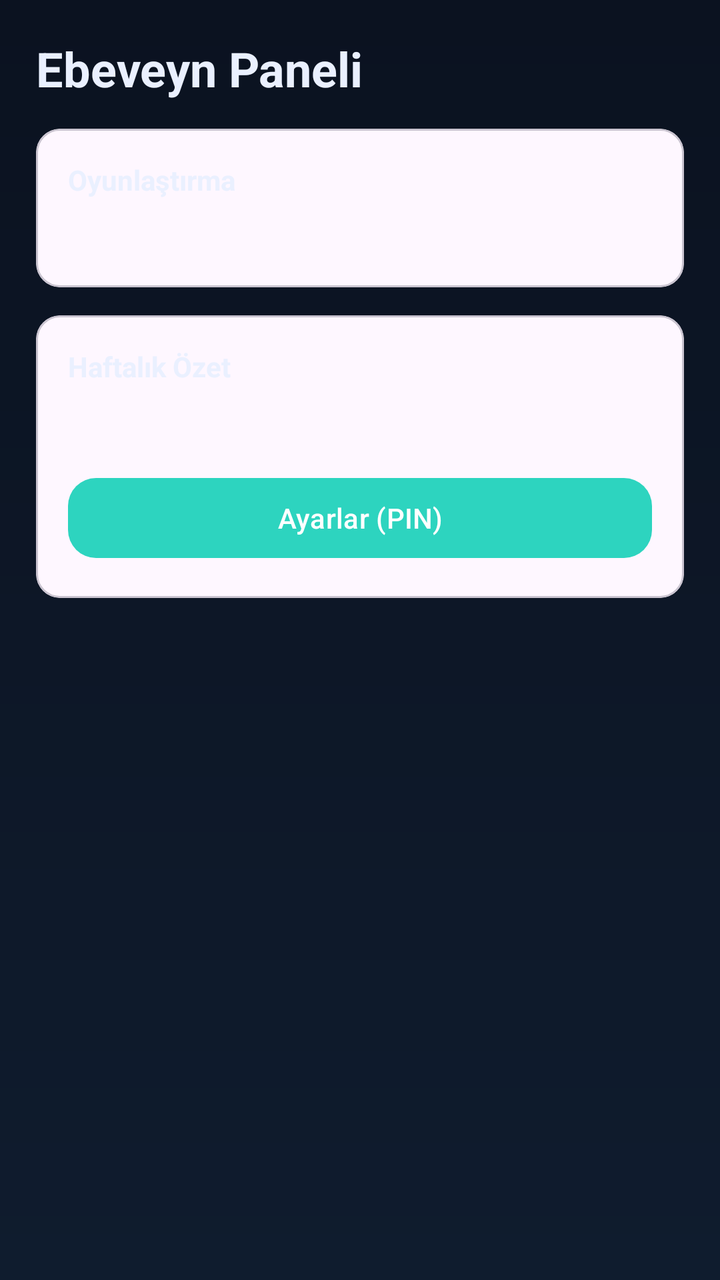
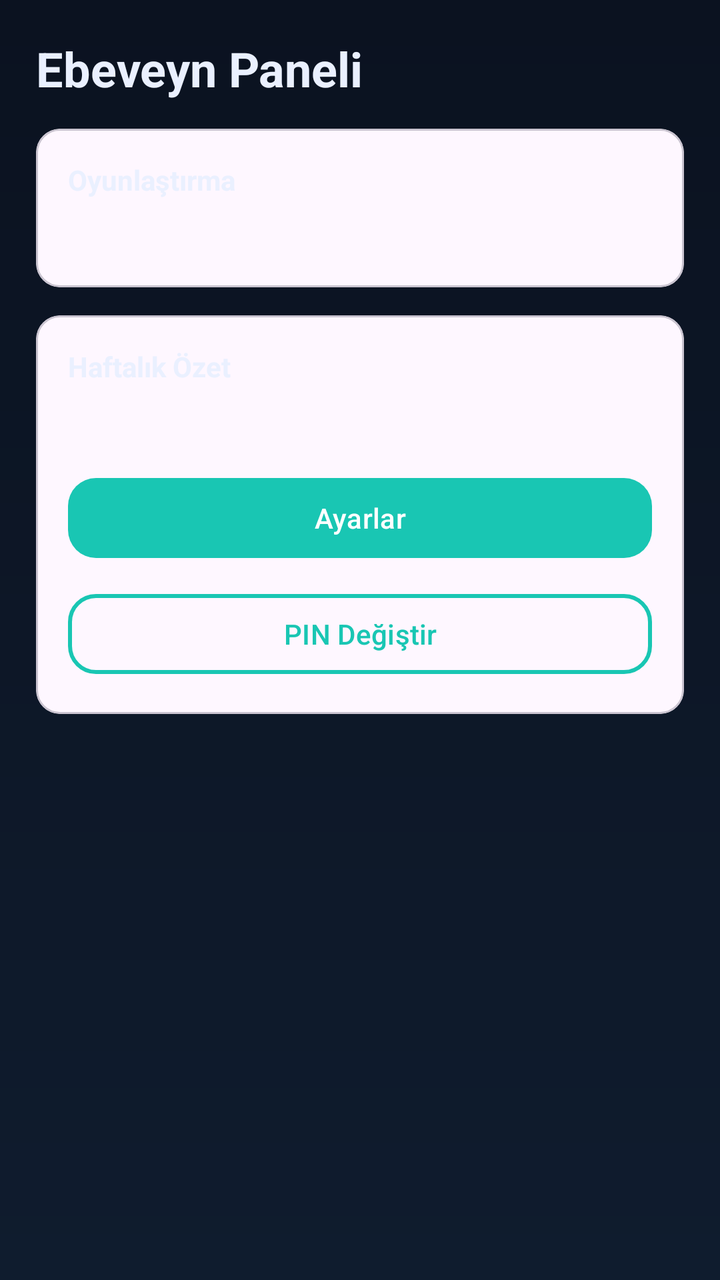

The first picture is an Android layout as it rendered before a commit; the second is the same layout after the commit. The layout source and the unified diff follow.
<!-- AndroidManifest.xml: application theme Theme.BrainBuddy -->
<!-- res/layout/activity_parent.xml -->
<?xml version="1.0" encoding="utf-8"?>
<ScrollView xmlns:android="http://schemas.android.com/apk/res/android"
    android:background="@drawable/bg_gradient"
    android:layout_width="match_parent"
    android:layout_height="match_parent"
    android:padding="18dp">

    <LinearLayout
        android:layout_width="match_parent"
        android:layout_height="wrap_content"
        android:orientation="vertical">

        <TextView
            android:text="@string/parent_title"
            android:textColor="@color/bb_text"
            android:textSize="24sp"
            android:textStyle="bold"
            android:layout_width="match_parent"
            android:layout_height="wrap_content" />

        <com.google.android.material.card.MaterialCardView
            style="@style/BB.Card"
            android:layout_width="match_parent"
            android:layout_height="wrap_content"
            android:layout_marginTop="14dp">

            <LinearLayout
                android:padding="16dp"
                android:layout_width="match_parent"
                android:layout_height="wrap_content"
                android:orientation="vertical">

                <TextView
                    android:text="Oyunlaştırma"
                    android:textColor="@color/bb_text"
                    android:textStyle="bold"
                    android:layout_width="match_parent"
                    android:layout_height="wrap_content"/>

                <TextView
                    android:id="@+id/gamificationSummary"
                    android:layout_marginTop="8dp"
                    android:textColor="@color/bb_text_muted"
                    android:textSize="15sp"
                    android:layout_width="match_parent"
                    android:layout_height="wrap_content" />
            </LinearLayout>
        </com.google.android.material.card.MaterialCardView>

        <com.google.android.material.card.MaterialCardView
            style="@style/BB.Card"
            android:layout_width="match_parent"
            android:layout_height="wrap_content"
            android:layout_marginTop="14dp">

            <LinearLayout
                android:padding="16dp"
                android:layout_width="match_parent"
                android:layout_height="wrap_content"
                android:orientation="vertical">

                <TextView
                    android:text="Haftalık Özet"
                    android:textColor="@color/bb_text"
                    android:textStyle="bold"
                    android:layout_width="match_parent"
                    android:layout_height="wrap_content"/>

                <TextView
                    android:id="@+id/weeklySummary"
                    android:layout_marginTop="8dp"
                    android:textColor="@color/bb_text_muted"
                    android:textSize="15sp"
                    android:layout_width="match_parent"
                    android:layout_height="wrap_content" />

                <Button
                    android:id="@+id/openSettings"
                    style="@style/BB.Button"
                    android:layout_marginTop="14dp"
                    android:text="Ayarlar (PIN)"
                    android:layout_width="match_parent"
                    android:layout_height="wrap_content" />
            </LinearLayout>
        </com.google.android.material.card.MaterialCardView>

    </LinearLayout>
</ScrollView>
<!-- resources referenced by this layout -->
<resources>
  <color name="bb_text">#EAF0FF</color>
  <color name="bb_text_muted">#A9B4D0</color>
  <!-- drawable bg_gradient (drawable) -->
  <?xml version="1.0" encoding="utf-8"?>
  <layer-list xmlns:android="http://schemas.android.com/apk/res/android">
      <item>
          <shape>
              <gradient
                  android:angle="270"
                  android:startColor="#0B1220"
                  android:endColor="#0F1C2E"/>
          </shape>
      </item>
  </layer-list>
  <string name="parent_title">Ebeveyn Paneli</string>
  <style name="BB.Button" parent="BBButton" />
  <style name="BB.Card">
          <item name="android:background">@drawable/bg_card</item>
          <item name="android:padding">16dp</item>
      </style>
  <style name="Theme.BrainBuddy" parent="Theme.Material3.DayNight.NoActionBar">
          
          <item name="colorPrimary">@color/bb_primary</item>
          <item name="colorOnPrimary">@color/white</item>
          <item name="colorSecondary">@color/bb_secondary</item>
          <item name="colorOnSecondary">@color/white</item>
          <item name="colorTertiary">@color/bb_tertiary</item>
          <item name="colorOnTertiary">@color/white</item>
  
          
          <item name="android:windowBackground">@color/bb_bg</item>
          <item name="android:textColorPrimary">@color/bb_text</item>
          <item name="android:textColorSecondary">@color/bb_text_muted</item>
      </style>
  <style name="BBButton" parent="Widget.Material3.Button">
          <item name="android:minHeight">48dp</item>
          <item name="cornerRadius">14dp</item>
          <item name="android:textAllCaps">false</item>
          <item name="android:textColor">@color/white</item>
          <item name="backgroundTint">@color/bb_primary</item>
      </style>
  <!-- drawable bg_card (drawable) -->
  <?xml version="1.0" encoding="utf-8"?>
  <shape xmlns:android="http://schemas.android.com/apk/res/android">
      <solid android:color="@color/bb_card"/>
      <corners android:radius="18dp"/>
      <padding
          android:left="16dp"
          android:top="16dp"
          android:right="16dp"
          android:bottom="16dp"/>
  </shape>
  <color name="bb_primary">#2DD4BF</color>
  <color name="white">#FFFFFF</color>
  <color name="bb_secondary">#38BDF8</color>
  <color name="bb_tertiary">#A78BFA</color>
  <color name="bb_bg">#0B1220</color>
  <color name="bb_card">#121B2D</color>
</resources>

<!-- the commit's change to res/layout/activity_parent.xml (unified diff, before → after) -->
@@ -78,7 +78,15 @@
                     android:id="@+id/openSettings"
                     style="@style/BB.Button"
                     android:layout_marginTop="14dp"
-                    android:text="Ayarlar (PIN)"
+                    android:text="Ayarlar"
+                    android:layout_width="match_parent"
+                    android:layout_height="wrap_content" />
+
+                <Button
+                    android:id="@+id/changePin"
+                    style="@style/BBButtonAlt"
+                    android:layout_marginTop="10dp"
+                    android:text="PIN Değiştir"
                     android:layout_width="match_parent"
                     android:layout_height="wrap_content" />
             </LinearLayout>
<!-- resource entries referenced after the edit -->
@@ -19,6 +19,14 @@
   <style name="BB.Card">
           <item name="android:background">@drawable/bg_card</item>
           <item name="android:padding">16dp</item>
+      </style>
+  <style name="BBButtonAlt" parent="Widget.Material3.Button.OutlinedButton">
+          <item name="android:minHeight">48dp</item>
+          <item name="cornerRadius">14dp</item>
+          <item name="android:textAllCaps">false</item>
+          <item name="android:textColor">@color/bb_primary</item>
+          <item name="strokeColor">@color/bb_primary</item>
+          <item name="strokeWidth">2dp</item>
       </style>
   <style name="Theme.BrainBuddy" parent="Theme.Material3.DayNight.NoActionBar">
           
@@ -52,7 +60,7 @@
           android:right="16dp"
           android:bottom="16dp"/>
   </shape>
-  <color name="bb_primary">#2DD4BF</color>
+  <color name="bb_primary">#19C6B3</color>
   <color name="white">#FFFFFF</color>
   <color name="bb_secondary">#38BDF8</color>
   <color name="bb_tertiary">#A78BFA</color>
